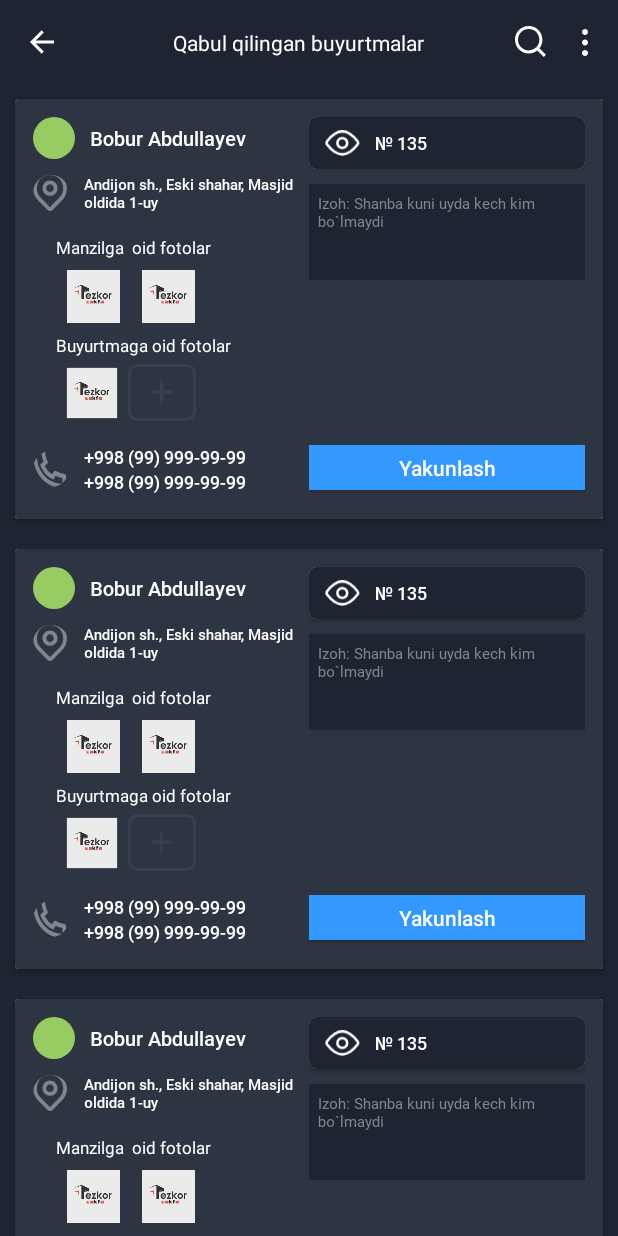
After one commit to JahongirmirzoDv/TezkorAkfa, an Android app: the layout fragment_confirmed_orders.xml on its own in the app's theme, with its tools: preview values and no code run, on a phone screen of 412 x 824 dp. The commit adds this screen. Run offline under Robolectric (Android 15) with nearby library versions, the phone set to English and light mode, and no system bars.

Commit message:
add motage

```diff
--- /dev/null
+++ b/app/src/main/res/drawable/bg_item_confirmed_orders_add_image.xml
@@ -0,0 +1,11 @@
+<?xml version="1.0" encoding="utf-8"?>
+<selector xmlns:android="http://schemas.android.com/apk/res/android">
+
+    <item>
+        <shape>
+            <corners android:radius="5dp" />
+            <stroke android:width="2dp" android:color="@color/comment_color" />
+        </shape>
+    </item>
+
+</selector>
--- /dev/null
+++ b/app/src/main/res/drawable/ic_plus_item_conf.xml
@@ -0,0 +1,9 @@
+<vector xmlns:android="http://schemas.android.com/apk/res/android"
+    android:width="15dp"
+    android:height="15dp"
+    android:viewportWidth="24"
+    android:viewportHeight="22">
+    <path
+        android:fillColor="@color/comment_color"
+        android:pathData="M21.5602,9.0388C22.5043,9.0388 23.2124,9.7035 23.2124,10.5898C23.2124,11.033 23.0354,11.4208 22.7404,11.6978C22.4453,11.9747 22.0323,12.1409 21.5602,12.1409L13.6534,12.1409L13.6534,19.5639C13.6534,20.0071 13.4764,20.3948 13.1814,20.6718C12.8863,20.9488 12.4733,21.115 12.0013,21.115C11.0572,21.115 10.3491,20.4502 10.3491,19.5639L10.3491,12.1409L2.4423,12.1409C1.4982,12.1409 0.7901,11.4762 0.7901,10.5898C0.7901,9.7035 1.4982,9.0388 2.4423,9.0388L10.3491,9.0388L10.3491,1.6158C10.3491,0.7295 11.0572,0.0647 12.0013,0.0647C12.9454,0.0647 13.6534,0.7295 13.6534,1.6158L13.6534,9.0388L21.5602,9.0388Z" />
+</vector>
--- /dev/null
+++ b/app/src/main/res/layout/fragment_confirmed_orders.xml
@@ -0,0 +1,23 @@
+<?xml version="1.0" encoding="utf-8"?>
+<androidx.constraintlayout.widget.ConstraintLayout xmlns:android="http://schemas.android.com/apk/res/android"
+    xmlns:app="http://schemas.android.com/apk/res-auto"
+    xmlns:tools="http://schemas.android.com/tools"
+    android:layout_width="match_parent"
+    android:layout_height="match_parent"
+    android:background="@color/layout_back_color"
+    tools:context=".montage.ui.ConfirmedOrdersFragment">
+
+    <include
+        android:id="@+id/toolbar"
+        layout="@layout/toolbar_montage"
+        app:layout_constraintTop_toTopOf="parent" />
+
+    <androidx.recyclerview.widget.RecyclerView
+        android:layout_width="match_parent"
+        android:layout_height="0dp"
+        app:layout_constraintBottom_toBottomOf="parent"
+        app:layout_constraintTop_toBottomOf="@+id/toolbar"
+        tools:listitem="@layout/item_confirmed_orders" />
+
+
+</androidx.constraintlayout.widget.ConstraintLayout>
--- /dev/null
+++ b/app/src/main/res/layout/item_confirmed_orders.xml
@@ -0,0 +1,236 @@
+<?xml version="1.0" encoding="utf-8"?>
+<androidx.cardview.widget.CardView xmlns:android="http://schemas.android.com/apk/res/android"
+    xmlns:app="http://schemas.android.com/apk/res-auto"
+    android:layout_width="match_parent"
+    android:layout_margin="10dp"
+    android:layout_height="280dp">
+
+
+    <LinearLayout
+        android:layout_width="match_parent"
+        android:layout_height="match_parent"
+        android:background="#2E3542"
+        android:orientation="horizontal"
+        android:padding="12dp"
+        android:weightSum="2">
+
+        <LinearLayout
+            android:layout_width="0dp"
+            android:layout_height="match_parent"
+            android:layout_weight="1"
+            android:orientation="vertical">
+
+            <LinearLayout
+                android:layout_width="match_parent"
+                android:layout_height="wrap_content"
+                android:gravity="center_vertical">
+
+                <de.hdodenhof.circleimageview.CircleImageView
+                    android:layout_width="28dp"
+                    android:layout_height="28dp"
+                    android:src="@color/color_green" />
+
+                <TextView
+                    style="@style/TextView.Title"
+                    android:layout_width="wrap_content"
+                    android:layout_height="wrap_content"
+                    android:layout_marginStart="10dp"
+                    android:ellipsize="end"
+                    android:maxLines="1"
+                    android:text="Bobur Abdullayev"
+                    android:textSize="13sp" />
+            </LinearLayout>
+
+            <LinearLayout
+                android:layout_width="match_parent"
+                android:layout_height="wrap_content"
+                android:layout_marginTop="10dp"
+                android:gravity="center_vertical">
+
+                <de.hdodenhof.circleimageview.CircleImageView
+                    android:layout_width="24dp"
+                    android:layout_height="24dp"
+                    android:src="@drawable/ic_location" />
+
+                <TextView
+                    style="@style/TextView.Title"
+                    android:layout_width="wrap_content"
+                    android:layout_height="wrap_content"
+                    android:layout_marginStart="10dp"
+                    android:ellipsize="end"
+                    android:maxLines="2"
+                    android:text="Andijon sh., Eski shahar, Masjid oldida 1-uy"
+                    android:textSize="10sp" />
+            </LinearLayout>
+
+            <TextView
+                android:layout_width="wrap_content"
+                android:layout_height="wrap_content"
+                android:layout_marginLeft="15dp"
+                android:layout_marginTop="15dp"
+                android:text="Manzilga  oid fotolar"
+                android:textColor="@color/white"
+                android:textSize="11sp" />
+
+            <LinearLayout
+                android:layout_width="match_parent"
+                android:layout_height="wrap_content"
+                android:layout_marginLeft="15dp"
+                android:orientation="horizontal">
+
+                <de.hdodenhof.circleimageview.CircleImageView
+                    android:layout_width="50dp"
+                    android:layout_height="50dp"
+                    android:src="@mipmap/ic_launcher_foreground" />
+
+                <de.hdodenhof.circleimageview.CircleImageView
+                    android:layout_width="50dp"
+                    android:layout_height="50dp"
+                    android:src="@mipmap/ic_launcher_foreground" />
+
+            </LinearLayout>
+
+            <TextView
+                android:layout_width="match_parent"
+                android:layout_height="wrap_content"
+                android:layout_marginLeft="15dp"
+                android:text="Buyurtmaga oid fotolar"
+                android:textColor="@color/white"
+                android:textSize="11sp" />
+
+            <LinearLayout
+                android:layout_width="match_parent"
+                android:layout_height="wrap_content"
+                android:layout_marginLeft="15dp"
+                android:orientation="horizontal">
+
+                <de.hdodenhof.circleimageview.CircleImageView
+                    android:layout_width="48dp"
+                    android:layout_height="48dp"
+                    android:scaleType="centerCrop"
+                    android:src="@mipmap/ic_launcher_foreground" />
+
+                <LinearLayout
+                    android:layout_width="45dp"
+                    android:layout_height="38dp"
+                    android:layout_gravity="center"
+                    android:background="@drawable/bg_item_confirmed_orders_add_image"
+                    android:gravity="center">
+
+                    <ImageView
+
+                        android:layout_width="wrap_content"
+                        android:layout_height="wrap_content"
+                        android:src="@drawable/ic_plus_item_conf" />
+
+                </LinearLayout>
+
+
+            </LinearLayout>
+
+
+            <LinearLayout
+                android:layout_width="match_parent"
+                android:layout_height="wrap_content"
+                android:layout_marginTop="10dp"
+                android:gravity="center_vertical">
+
+                <de.hdodenhof.circleimageview.CircleImageView
+                    android:layout_width="24dp"
+                    android:layout_height="24dp"
+                    android:src="@drawable/ic_phone" />
+
+                <LinearLayout
+                    android:layout_width="wrap_content"
+                    android:layout_height="wrap_content"
+                    android:orientation="vertical">
+
+                    <TextView
+                        style="@style/TextView.Title"
+                        android:layout_width="wrap_content"
+                        android:layout_height="wrap_content"
+                        android:layout_marginStart="10dp"
+                        android:ellipsize="end"
+                        android:maxLines="1"
+                        android:text="+998 (99) 999-99-99"
+                        android:textSize="12sp" />
+
+                    <TextView
+                        style="@style/TextView.Title"
+                        android:layout_width="wrap_content"
+                        android:layout_height="wrap_content"
+                        android:layout_marginStart="10dp"
+                        android:ellipsize="end"
+                        android:maxLines="1"
+                        android:text="+998 (99) 999-99-99"
+                        android:textSize="12sp" />
+                </LinearLayout>
+            </LinearLayout>
+        </LinearLayout>
+
+        <LinearLayout
+            android:layout_width="0dp"
+            android:layout_height="match_parent"
+            android:layout_weight="1"
+            android:orientation="vertical">
+
+            <androidx.cardview.widget.CardView
+                android:layout_width="match_parent"
+                android:layout_height="wrap_content"
+                app:cardCornerRadius="5dp">
+
+                <LinearLayout
+                    android:layout_width="match_parent"
+                    android:layout_height="match_parent"
+                    android:background="#1E2431"
+                    android:gravity="center_vertical"
+                    android:paddingHorizontal="10dp"
+                    android:paddingVertical="5dp">
+
+                    <ImageView
+                        android:layout_width="24dp"
+                        android:layout_height="24dp"
+                        android:src="@drawable/ic_show_count" />
+
+                    <TextView
+                        style="@style/TextView.Title"
+                        android:layout_width="wrap_content"
+                        android:layout_height="wrap_content"
+                        android:layout_marginStart="10sp"
+                        android:text="№ 135"
+                        android:textSize="12sp" />
+                </LinearLayout>
+            </androidx.cardview.widget.CardView>
+
+            <androidx.appcompat.widget.AppCompatTextView
+                android:id="@+id/tv_comment"
+                style="@style/TextView.Text"
+                android:layout_width="match_parent"
+                android:layout_height="64dp"
+                android:layout_marginTop="10dp"
+                android:background="#1E2431"
+                android:ellipsize="end"
+                android:gravity="start"
+                android:padding="@dimen/item_small_padding"
+                android:text="Izoh: Shanba kuni uyda kech kim bo`lmaydi"
+                app:layout_constraintBottom_toBottomOf="@id/tv_phone2"
+                app:layout_constraintEnd_toEndOf="parent"
+                app:layout_constraintHorizontal_bias="1"
+                app:layout_constraintStart_toStartOf="parent"
+                app:layout_constraintTop_toBottomOf="@id/tv_planed_date"
+                app:layout_constraintWidth_percent="0.35" />
+
+            <androidx.appcompat.widget.AppCompatButton
+                android:layout_marginTop="110dp"
+                android:layout_width="match_parent"
+                android:layout_height="30dp"
+                android:layout_gravity="bottom"
+                android:background="#3399FF"
+                android:text="Yakunlash"
+                android:textAllCaps="false"
+                android:textColor="@color/white" />
+        </LinearLayout>
+    </LinearLayout>
+
+
+</androidx.cardview.widget.CardView>
--- /dev/null
+++ b/app/src/main/res/layout/toolbar_montage.xml
@@ -0,0 +1,50 @@
+<?xml version="1.0" encoding="utf-8"?>
+<androidx.constraintlayout.widget.ConstraintLayout xmlns:android="http://schemas.android.com/apk/res/android"
+    xmlns:app="http://schemas.android.com/apk/res-auto"
+    android:layout_width="match_parent"
+    android:layout_height="?actionBarSize"
+    android:background="@color/layout_back_color">
+
+    <ImageView
+        android:id="@+id/back_arrow_fragment"
+        android:layout_width="wrap_content"
+        android:layout_height="wrap_content"
+        android:layout_marginLeft="20dp"
+        android:src="@drawable/ic_back_arrow_fragment"
+        app:layout_constraintBottom_toBottomOf="parent"
+        app:layout_constraintLeft_toLeftOf="parent"
+        app:layout_constraintTop_toTopOf="parent" />
+
+    <TextView
+        android:layout_width="wrap_content"
+        android:layout_height="wrap_content"
+        android:text="Qabul qilingan buyurtmalar"
+        android:textColor="@color/white"
+        app:layout_constraintBottom_toBottomOf="parent"
+        app:layout_constraintLeft_toLeftOf="@+id/back_arrow_fragment"
+        app:layout_constraintRight_toRightOf="@+id/search_toolbar"
+        app:layout_constraintTop_toTopOf="parent" />
+
+    <SearchView
+        android:searchIcon="@drawable/ic_search_menu"
+        android:id="@+id/search_toolbar"
+        android:layout_width="wrap_content"
+        android:layout_height="wrap_content"
+        android:layout_marginRight="10dp"
+        android:searchHintIcon="@color/white"
+        app:layout_constraintBottom_toBottomOf="parent"
+        app:layout_constraintRight_toLeftOf="@+id/other_toolbar"
+        app:layout_constraintTop_toTopOf="parent" />
+
+    <ImageView
+        android:id="@+id/other_toolbar"
+        android:layout_width="wrap_content"
+        android:layout_height="wrap_content"
+        android:layout_marginRight="20dp"
+        android:src="@drawable/ic_three_menu"
+        app:layout_constraintBottom_toBottomOf="parent"
+        app:layout_constraintRight_toRightOf="parent"
+        app:layout_constraintTop_toTopOf="parent" />
+
+
+</androidx.constraintlayout.widget.ConstraintLayout>
```
Also changed, not shown: app/src/main/AndroidManifest.xml (+5 -4 lines), app/src/main/java/uz/algorithmgateway/tezkorakfa/montage/ui/ConfirmedOrdersFragment.kt (added, +34 -0 lines), app/src/main/java/uz/algorithmgateway/tezkorakfa/montage/ui/ConfirmedOrdersImageInfoFragment.kt (added, +24 -0 lines), app/src/main/res/drawable/ic_cheked_alert_dialog.xml (added, +9 -0 lines), app/src/main/res/layout/alert_dialog_montage.xml (added, +58 -0 lines), app/src/main/res/layout/fragment_confirmed_orders_image_info.xml (added, +45 -0 lines), app/src/main/res/navigation/nav_graph_montage.xml (+21 -0 lines).
